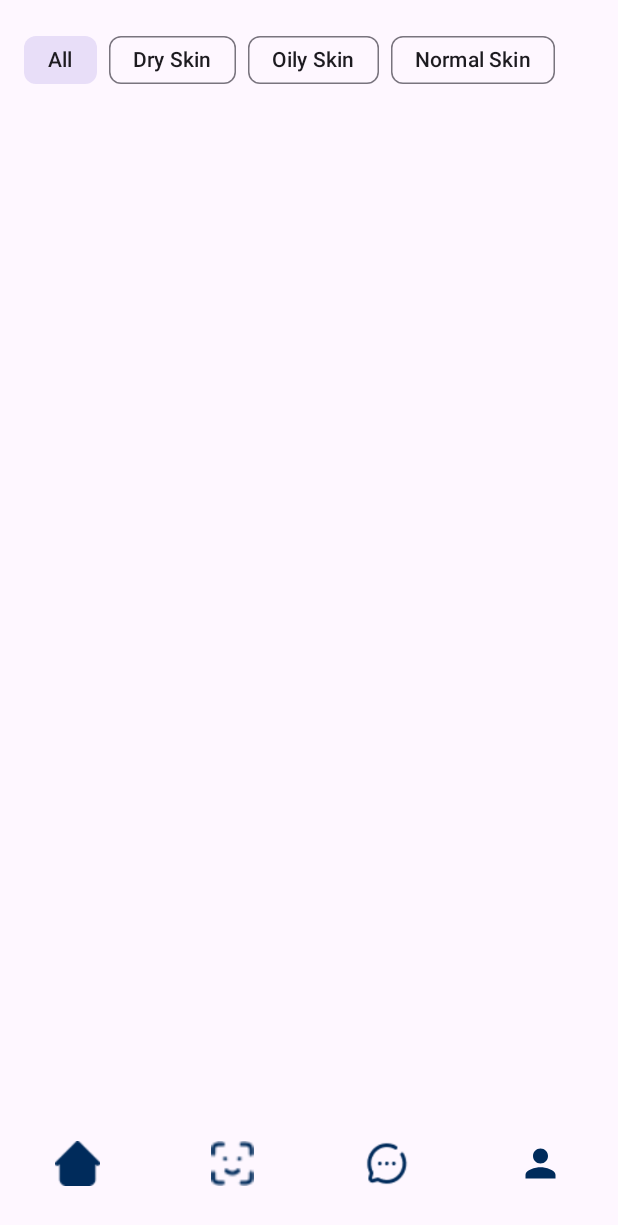
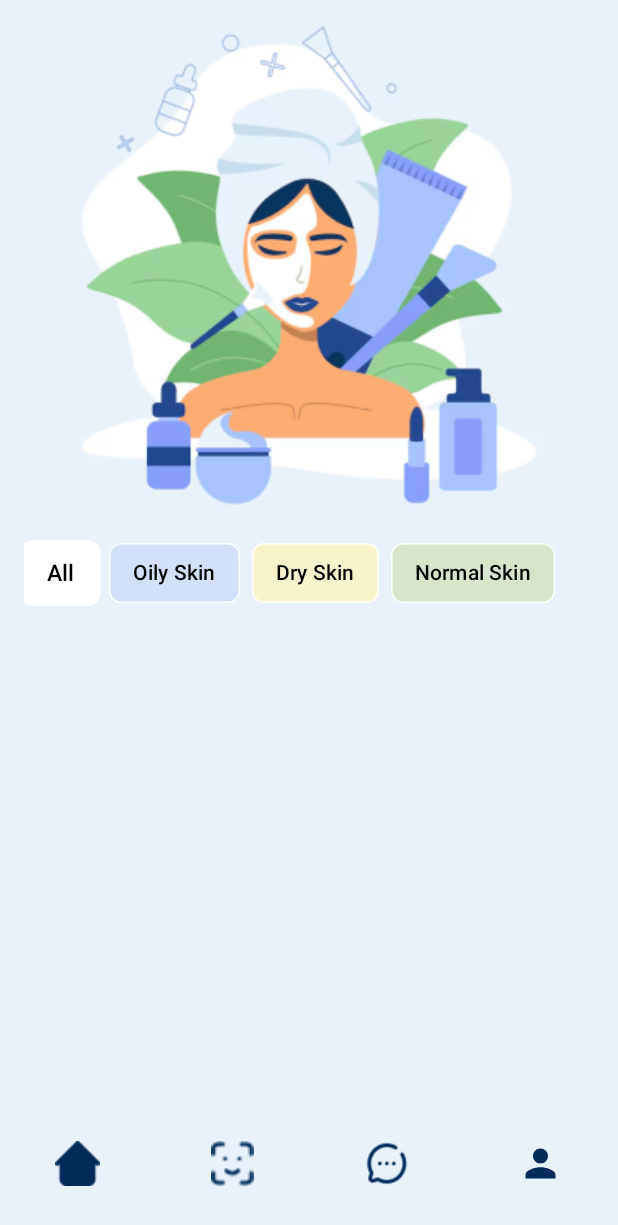
Before and after one commit to Bangkit-Beauskin/beauskin-mobile-app, an Android app: the layout activity_main.xml on its own in the app's theme, with its tools: preview values and no code run, on a phone screen of 412 x 824 dp. Shown: the top 1225 px of the screen. Run offline under Robolectric (Android 15) with nearby library versions, the phone set to English and light mode, and no system bars.

Commit message:
Update ui main and filter product list

```diff
--- a/app/src/main/java/com/dicoding/bangkitcapstone/data/model/ProductResponse.kt
+++ b/app/src/main/java/com/dicoding/bangkitcapstone/data/model/ProductResponse.kt
@@ -18,5 +18,5 @@ data class Item(
     @SerializedName("description") val description: String?,
     @SerializedName("url") val url: String?,
     @SerializedName("type") val type: String,
-    @SerializedName("skinType") val skinType: String?
+    @SerializedName("skin_type") val skin_type: String?
 ) : Parcelable
--- a/app/src/main/java/com/dicoding/bangkitcapstone/detail/ProductDetailActivity.kt
+++ b/app/src/main/java/com/dicoding/bangkitcapstone/detail/ProductDetailActivity.kt
@@ -29,7 +29,7 @@ class ProductDetailActivity : AppCompatActivity() {
             productName.text = item.name
             skinType.text = getString(
                 R.string.skin_type_format,
-                item.skinType ?: getString(R.string.all_skin_types)
+                item.skin_type ?: getString(R.string.all_skin_types)
             )
             description.text = item.description ?: getString(R.string.no_description)
 
--- a/app/src/main/java/com/dicoding/bangkitcapstone/main/MainActivity.kt
+++ b/app/src/main/java/com/dicoding/bangkitcapstone/main/MainActivity.kt
@@ -75,6 +75,7 @@ class MainActivity : AppCompatActivity() {
 
     override fun onCreate(savedInstanceState: Bundle?) {
         super.onCreate(savedInstanceState)
+        enableEdgeToEdge()
 
         if (!tokenManager.isLoggedIn()) {
             Log.d("MainActivity", "User not logged in, redirecting to login")
--- /dev/null
+++ b/app/src/main/res/animator/chip_state_list_anim.xml
@@ -0,0 +1,31 @@
+<?xml version="1.0" encoding="utf-8"?>
+<selector xmlns:android="http://schemas.android.com/apk/res/android">
+    <item android:state_checked="true">
+        <set>
+            <objectAnimator
+                android:propertyName="scaleX"
+                android:duration="150"
+                android:valueTo="1.1"
+                android:valueType="floatType"/>
+            <objectAnimator
+                android:propertyName="scaleY"
+                android:duration="150"
+                android:valueTo="1.1"
+                android:valueType="floatType"/>
+        </set>
+    </item>
+    <item android:state_checked="false">
+        <set>
+            <objectAnimator
+                android:propertyName="scaleX"
+                android:duration="150"
+                android:valueTo="1.0"
+                android:valueType="floatType"/>
+            <objectAnimator
+                android:propertyName="scaleY"
+                android:duration="150"
+                android:valueTo="1.0"
+                android:valueType="floatType"/>
+        </set>
+    </item>
+</selector>
--- a/app/src/main/res/layout/activity_main.xml
+++ b/app/src/main/res/layout/activity_main.xml
@@ -1,18 +1,47 @@
 <?xml version="1.0" encoding="utf-8"?>
-<androidx.constraintlayout.widget.ConstraintLayout
+<androidx.coordinatorlayout.widget.CoordinatorLayout
     xmlns:android="http://schemas.android.com/apk/res/android"
     xmlns:app="http://schemas.android.com/apk/res-auto"
-    android:id="@+id/main"
     android:layout_width="match_parent"
-    android:layout_height="match_parent">
+    android:layout_height="match_parent"
+    android:fitsSystemWindows="true"
+    android:background="@color/main">
+
+    <com.google.android.material.appbar.AppBarLayout
+        android:id="@+id/appBarLayout"
+        android:layout_width="match_parent"
+        android:layout_height="wrap_content"
+        android:background="@android:color/transparent"
+        android:fitsSystemWindows="true">
+
+        <com.google.android.material.appbar.CollapsingToolbarLayout
+            android:id="@+id/collapsingToolbar"
+            android:layout_width="match_parent"
+            android:layout_height="wrap_content"
+            android:fitsSystemWindows="true"
+            app:layout_scrollFlags="scroll|exitUntilCollapsed|snap">
+
+            <ImageView
+                android:id="@+id/mainIllustration"
+                android:layout_width="match_parent"
+                android:layout_height="350dp"
+                android:scaleType="centerCrop"
+                android:src="@drawable/imagemain"
+                android:contentDescription="Main Illustration"
+                android:fitsSystemWindows="true"
+                app:layout_collapseMode="parallax"/>
+
+        </com.google.android.material.appbar.CollapsingToolbarLayout>
 
         <HorizontalScrollView
             android:id="@+id/chipGroupContainer"
             android:layout_width="match_parent"
             android:layout_height="wrap_content"
-        android:layout_marginTop="16dp"
             android:scrollbars="none"
-        app:layout_constraintTop_toTopOf="parent">
+            android:background="@color/main"
+            android:paddingTop="8dp"
+            android:paddingBottom="8dp"
+            app:layout_scrollFlags="noScroll">
 
             <com.google.android.material.chip.ChipGroup
                 android:id="@+id/chipGroup"
@@ -23,6 +52,7 @@
 
                 <com.google.android.material.chip.Chip
                     android:id="@+id/chipAll"
+                    style="@style/ChipStyle.All"
                     android:layout_width="wrap_content"
                     android:layout_height="wrap_content"
                     android:text="All"
@@ -30,21 +60,24 @@
                     android:checked="true"/>
 
                 <com.google.android.material.chip.Chip
+                    android:id="@+id/chipOily"
+                    style="@style/ChipStyle.Oily"
+                    android:layout_width="wrap_content"
+                    android:layout_height="wrap_content"
+                    android:text="Oily Skin"
+                    android:checkable="true"/>
+
+                <com.google.android.material.chip.Chip
                     android:id="@+id/chipDry"
+                    style="@style/ChipStyle.Dry"
                     android:layout_width="wrap_content"
                     android:layout_height="wrap_content"
                     android:text="Dry Skin"
                     android:checkable="true"/>
 
                 <com.google.android.material.chip.Chip
-                android:id="@+id/chipOily"
-                android:layout_width="wrap_content"
-                android:layout_height="wrap_content"
-                android:text="Oily Skin"
-                android:checkable="true"/>
-
-            <com.google.android.material.chip.Chip
                     android:id="@+id/chipNormal"
+                    style="@style/ChipStyle.Normal"
                     android:layout_width="wrap_content"
                     android:layout_height="wrap_content"
                     android:text="Normal Skin"
@@ -52,20 +85,23 @@
 
             </com.google.android.material.chip.ChipGroup>
         </HorizontalScrollView>
+    </com.google.android.material.appbar.AppBarLayout>
 
     <androidx.swiperefreshlayout.widget.SwipeRefreshLayout
         android:id="@+id/swipeRefresh"
         android:layout_width="match_parent"
-        android:layout_height="0dp"
-        app:layout_constraintTop_toBottomOf="@id/chipGroupContainer"
-        app:layout_constraintBottom_toTopOf="@id/bottom_navigation">
+        android:layout_height="match_parent"
+        app:layout_behavior="@string/appbar_scrolling_view_behavior">
 
         <androidx.recyclerview.widget.RecyclerView
             android:id="@+id/recyclerView"
             android:layout_width="match_parent"
             android:layout_height="match_parent"
             android:clipToPadding="false"
-            android:padding="8dp"/>
+            android:paddingStart="8dp"
+            android:paddingEnd="8dp"
+            android:paddingTop="8dp"
+            android:paddingBottom="64dp"/>
 
     </androidx.swiperefreshlayout.widget.SwipeRefreshLayout>
 
@@ -73,16 +109,14 @@
         android:id="@+id/progressBar"
         android:layout_width="wrap_content"
         android:layout_height="wrap_content"
-        android:visibility="gone"
-        app:layout_constraintTop_toTopOf="parent"
-        app:layout_constraintBottom_toBottomOf="parent"
-        app:layout_constraintStart_toStartOf="parent"
-        app:layout_constraintEnd_toEndOf="parent"/>
+        android:layout_gravity="center"
+        android:visibility="gone"/>
 
     <com.google.android.material.bottomnavigation.BottomNavigationView
         android:id="@+id/bottom_navigation"
         android:layout_width="match_parent"
         android:layout_height="wrap_content"
+        android:layout_gravity="bottom"
         android:background="@android:color/transparent"
         android:paddingVertical="8dp"
         app:elevation="0dp"
@@ -92,7 +126,6 @@
         app:itemRippleColor="@null"
         app:itemBackground="@null"
         app:itemActiveIndicatorStyle="@null"
-        app:layout_constraintBottom_toBottomOf="parent"
-        app:menu="@menu/bottom_nav_menu" />
+        app:menu="@menu/bottom_nav_menu"/>
 
-</androidx.constraintlayout.widget.ConstraintLayout>
+</androidx.coordinatorlayout.widget.CoordinatorLayout>
--- a/app/src/main/res/values/colors.xml
+++ b/app/src/main/res/values/colors.xml
@@ -7,4 +7,6 @@
     <color name="light_yellow">#F9F3CC</color>
     <color name="light_green">#D7E5CA</color>
     <color name="light_gray">#D9D9D9</color>
+    <color name="main">#E9F2FB</color>
+
 </resources>
--- a/app/src/main/res/values/styles.xml
+++ b/app/src/main/res/values/styles.xml
@@ -3,4 +3,44 @@
     <style name="CircularImageView">
         <item name="cornerSize">50%</item>
     </style>
+
+    <!-- Base ChipStyle -->
+    <style name="ChipStyle">
+        <item name="android:layout_width">wrap_content</item>
+        <item name="android:layout_height">wrap_content</item>
+        <item name="android:textSize">14sp</item>
+        <item name="chipStrokeWidth">1dp</item>
+        <item name="chipBackgroundColor">@color/white</item>
+        <item name="android:stateListAnimator">@animator/chip_state_list_anim</item>
+        <item name="checkedIconEnabled">false</item>
+        <item name="chipStrokeColor">@color/light_gray</item>
+        <!-- Increase padding for better touch target -->
+        <item name="chipMinHeight">40dp</item>
+        <item name="android:textStyle">normal</item>
+    </style>
+
+    <!-- Style for the "All" chip -->
+    <style name="ChipStyle.All">
+        <item name="chipStrokeColor">@android:color/transparent</item>
+        <item name="chipBackgroundColor">@color/white</item>
+        <item name="android:textColor">@color/black</item>
+    </style>
+
+    <style name="ChipStyle.Oily">
+        <item name="chipBackgroundColor">@color/light_blue</item>
+        <item name="chipStrokeColor">@color/white</item>
+        <item name="android:textColor">@color/black</item>
+    </style>
+
+    <style name="ChipStyle.Dry">
+        <item name="chipBackgroundColor">@color/light_yellow</item>
+        <item name="chipStrokeColor">@color/white</item>
+        <item name="android:textColor">@color/black</item>
+    </style>
+
+    <style name="ChipStyle.Normal">
+        <item name="chipBackgroundColor">@color/light_green</item>
+        <item name="chipStrokeColor">@color/white</item>
+        <item name="android:textColor">@color/black</item>
+    </style>
 </resources>
```
Also changed, not shown: app/src/main/res/drawable/imagemain.png (added). Lines whose indentation alone changed are shown as unchanged.
